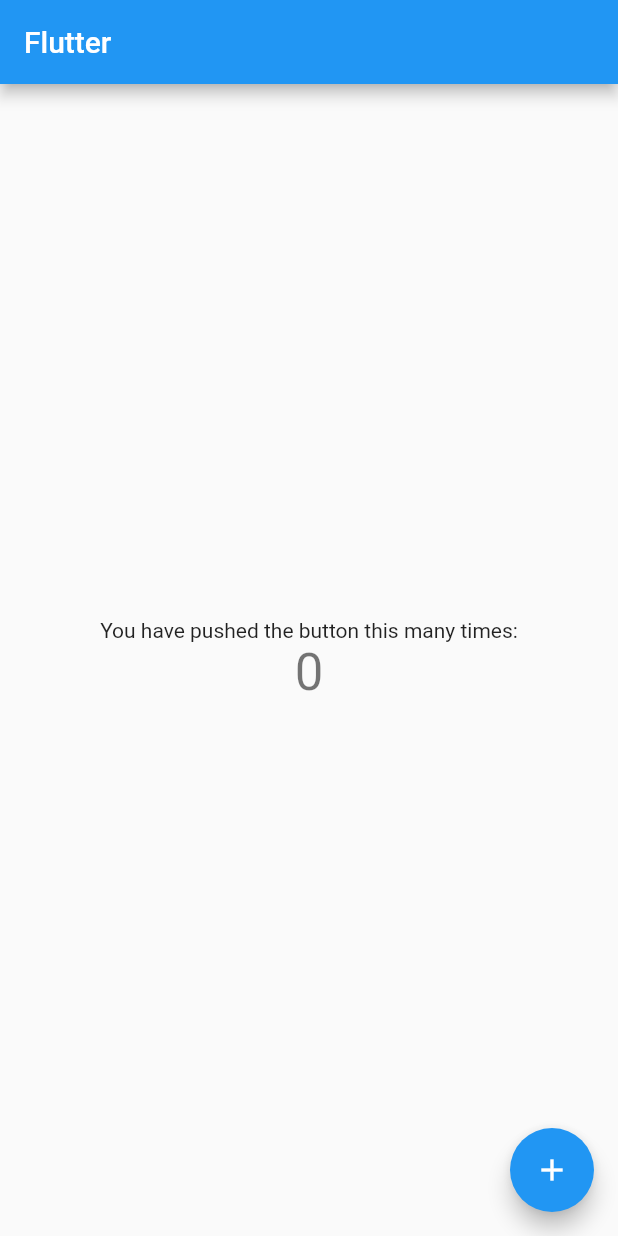
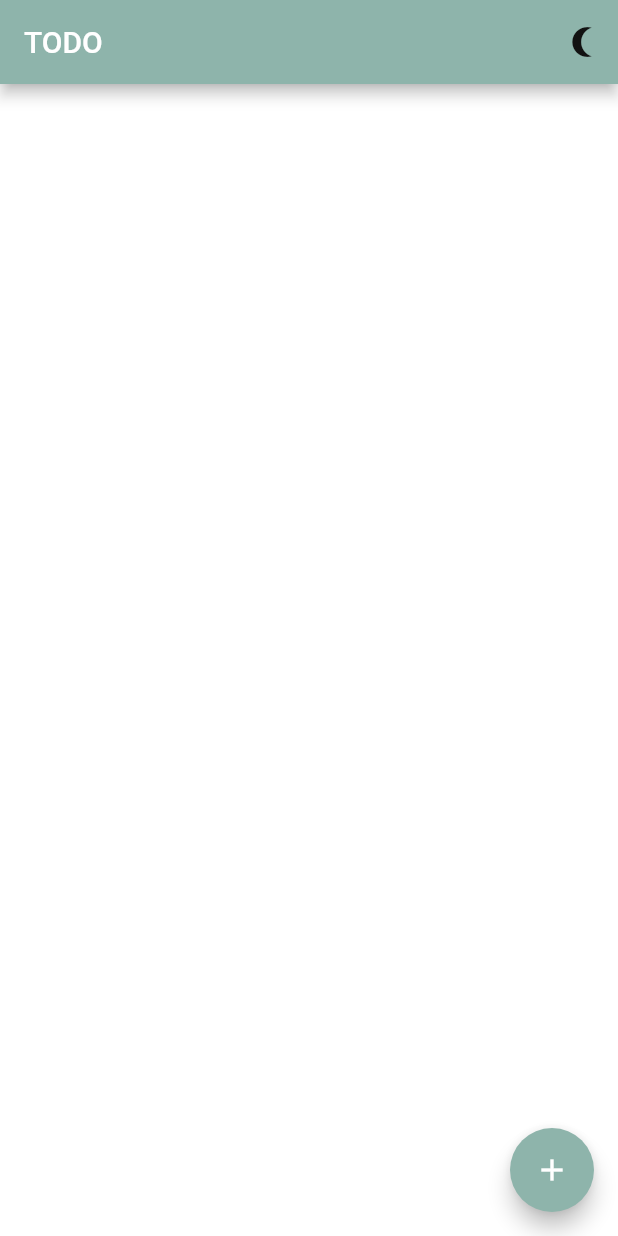
Before and after one commit to NamanVaishnav/TODO-Flutter, a Flutter app: the screen it shows after launch, on a phone screen of 412 x 824 dp. Run offline on Flutter 3.47's test engine with Material 2 defaults, Android fonts, the phone set to English and light mode, and no system bars; our stand-ins replace get, get_storage, google_fonts.

Commit message:
add 🚀 theme manager
add home view
add floating button

```diff
--- /dev/null
+++ b/lib/bindings/bindings.dart
@@ -0,0 +1,9 @@
+import 'package:get/get.dart';
+import 'package:todo_flutter/controllers/todo_controller.dart';
+
+class TodoBindings implements Bindings {
+  @override
+  void dependencies() {
+    Get.lazyPut(() => TodoController(), fenix: true);
+  }
+}
--- /dev/null
+++ b/lib/controllers/todo_controller.dart
@@ -0,0 +1,3 @@
+import 'package:get/get_state_manager/get_state_manager.dart';
+
+class TodoController extends GetxController {}
--- a/lib/main.dart
+++ b/lib/main.dart
@@ -1,63 +1,36 @@
 import 'package:flutter/material.dart';
+import 'package:get/route_manager.dart';
+import 'package:get_storage/get_storage.dart';
+import 'package:todo_flutter/services/theme_services.dart';
+import 'package:todo_flutter/ui/theme.dart';
 
-void main() {
+import 'ui/screens/home_screen.dart';
+
+Future<void> main() async {
+  WidgetsFlutterBinding.ensureInitialized();
+  await GetStorage.init();
   runApp(const MyApp());
 }
 
-class MyApp extends StatelessWidget {
+class MyApp extends StatefulWidget {
   const MyApp({Key? key}) : super(key: key);
+
+  @override
+  State<MyApp> createState() => _MyAppState();
+}
+
+class _MyAppState extends State<MyApp> {
+  final ThemeServices _ts = ThemeServices();
+
   @override
   Widget build(BuildContext context) {
-    return MaterialApp(
-      title: 'Todo',
-      theme: ThemeData(
-        primarySwatch: Colors.blue,
-      ),
-      home: const MyHomePage(title: 'Flutter'),
+    return GetMaterialApp(
+      title: 'TODO',
+      theme: Themes.light,
+      darkTheme: Themes.dark,
+      themeMode: _ts.theme,
+      debugShowCheckedModeBanner: false,
+      home: HomeScreen(),
     );
   }
 }
-
-class MyHomePage extends StatefulWidget {
-  const MyHomePage({Key? key, required this.title}) : super(key: key);
-  final String title;
-  @override
-  State<MyHomePage> createState() => _MyHomePageState();
-}
-
-class _MyHomePageState extends State<MyHomePage> {
-  int _counter = 0;
-  void _incrementCounter() {
-    setState(() {
-      _counter++;
-    });
-  }
-
-  @override
-  Widget build(BuildContext context) {
-    return Scaffold(
-      appBar: AppBar(
-        title: Text(widget.title),
-      ),
-      body: Center(
-        child: Column(
-          mainAxisAlignment: MainAxisAlignment.center,
-          children: <Widget>[
-            const Text(
-              'You have pushed the button this many times:',
-            ),
-            Text(
-              '$_counter',
-              style: Theme.of(context).textTheme.headline4,
-            ),
-          ],
-        ),
-      ),
-      floatingActionButton: FloatingActionButton(
-        onPressed: _incrementCounter,
-        tooltip: 'Increment',
-        child: const Icon(Icons.add),
-      ),
-    );
-  }
-}
--- /dev/null
+++ b/lib/services/theme_services.dart
@@ -0,0 +1,25 @@
+import 'package:flutter/material.dart';
+import 'package:get_storage/get_storage.dart';
+import 'package:get/get.dart';
+
+class ThemeServices {
+  final storage = GetStorage();
+  final _key = 'isDarkMode';
+
+  _saveThemetoStorage(bool isDarkMode) {
+    storage.write(_key, isDarkMode);
+  }
+
+  _loadThemefromStorage() {
+    return storage.read<bool>(_key) ?? false;
+  }
+
+  void switchTheme() {
+    Get.changeThemeMode(_loadThemefromStorage() ? ThemeMode.light:ThemeMode.dark);
+    _saveThemetoStorage(!_loadThemefromStorage());
+  }
+
+ ThemeMode get theme =>
+    _loadThemefromStorage() ? ThemeMode.dark : ThemeMode.light;
+
+}
--- /dev/null
+++ b/lib/ui/screens/add_todo_screen.dart
@@ -0,0 +1,15 @@
+import 'package:flutter/material.dart';
+
+class AddTodoScreen extends StatefulWidget {
+  const AddTodoScreen({Key? key}) : super(key: key);
+
+  @override
+  State<AddTodoScreen> createState() => _AddTodoScreenState();
+}
+
+class _AddTodoScreenState extends State<AddTodoScreen> {
+  @override
+  Widget build(BuildContext context) {
+    return Container();
+  }
+}
--- /dev/null
+++ b/lib/ui/screens/home_screen.dart
@@ -0,0 +1,49 @@
+import 'package:flutter/material.dart';
+import 'package:get/get.dart';
+import 'package:todo_flutter/services/theme_services.dart';
+import 'package:todo_flutter/ui/screens/add_todo_screen.dart';
+import 'package:todo_flutter/ui/theme.dart';
+
+class HomeScreen extends StatefulWidget {
+  const HomeScreen({Key? key}) : super(key: key);
+
+  @override
+  State<HomeScreen> createState() => _HomeScreenState();
+}
+
+class _HomeScreenState extends State<HomeScreen> {
+  @override
+  Widget build(BuildContext context) {
+    return Scaffold(
+      backgroundColor: Theme.of(context).primaryColor,
+      appBar: AppBar(
+        backgroundColor: primaryClr,
+        title: const Text('TODO'),
+        actions: [
+          IconButton(
+            onPressed: () {
+              ThemeServices().switchTheme();
+            },
+            icon: Icon(
+              Get.isDarkMode
+                  ? Icons.wb_sunny_outlined
+                  : Icons.nightlight_round_outlined,
+            ),
+            color: Get.isDarkMode ? Colors.white : darkGreyClr,
+          )
+        ],
+      ),
+      floatingActionButton: FloatingActionButton(
+        backgroundColor: primaryClr,
+        child: const Icon(
+          Icons.add,
+          color: Colors.white,
+        ),
+        onPressed: () => Get.to(() => AddTodoScreen(),
+            transition: Transition.downToUp,
+            duration: const Duration(milliseconds: 500)),
+      ),
+      body: Container(),
+    );
+  }
+}
--- /dev/null
+++ b/lib/ui/theme.dart
@@ -0,0 +1,59 @@
+import 'package:flutter/material.dart';
+import 'package:get/get.dart';
+import 'package:google_fonts/google_fonts.dart';
+
+const Color greenClr = Color(0xFF8eb4ab);
+const Color orangeClr = Color(0xCFFF8746);
+const Color pinkClr = Color(0xFFff4667);
+const Color white = Colors.white;
+const primaryClr = greenClr;
+const Color darkGreyClr = Color(0xFF121212);
+const Color darkHeaderClr = Color(0xFF424242);
+
+class Themes {
+  static final light = ThemeData(
+    brightness: Brightness.light,
+    primaryColor: Colors.white,
+    textTheme: TextTheme(
+        bodyText2:
+            TextStyle(color: Get.isDarkMode ? Colors.white : darkGreyClr)),
+    backgroundColor: Colors.white,
+  );
+  static final dark = ThemeData(
+    brightness: Brightness.dark,
+    primaryColor: darkGreyClr,
+    backgroundColor: darkGreyClr,
+  );
+
+  TextStyle get notificationScreenHeadingTextStyle => GoogleFonts.lato(
+      textStyle: TextStyle(
+          fontSize: 26,
+          fontWeight: FontWeight.bold,
+          color: Get.isDarkMode ? Colors.white : darkGreyClr));
+
+  TextStyle get notificationScreenSubHeadingTextStyle => GoogleFonts.lato(
+      textStyle: TextStyle(
+          fontSize: 20,
+          fontWeight: FontWeight.w300,
+          color: Get.isDarkMode ? Colors.white : darkGreyClr));
+
+  TextStyle get notificationScreenBodyTextStyle => GoogleFonts.lato(
+      textStyle: TextStyle(
+          fontSize: 20, fontWeight: FontWeight.w300, color: Colors.white));
+
+  TextStyle get homeScreenHeadingTextStyle => GoogleFonts.lato(
+      textStyle: TextStyle(
+          fontSize: 26,
+          fontWeight: FontWeight.bold,
+          color: Get.isDarkMode ? Colors.white : darkGreyClr));
+
+  TextStyle get homeScreenSubHeadingTextStyle => GoogleFonts.lato(
+      textStyle: TextStyle(
+          fontSize: 20,
+          fontWeight: FontWeight.w300,
+          color: Get.isDarkMode ? Colors.white : darkGreyClr));
+
+  TextStyle get taskTileHeadingTextStyle => GoogleFonts.lato(
+      textStyle: TextStyle(
+          fontSize: 20, fontWeight: FontWeight.w600, color: Colors.white));
+}
--- a/pubspec.yaml
+++ b/pubspec.yaml
@@ -34,6 +34,9 @@ dependencies:
   # The following adds the Cupertino Icons font to your application.
   # Use with the CupertinoIcons class for iOS style icons.
   cupertino_icons: ^1.0.2
+  get: ^4.6.5
+  get_storage: ^2.0.3
+  google_fonts: ^3.0.1
 
 dev_dependencies:
   flutter_test:
```
Also changed, not shown: pubspec.lock, 51 other files.
